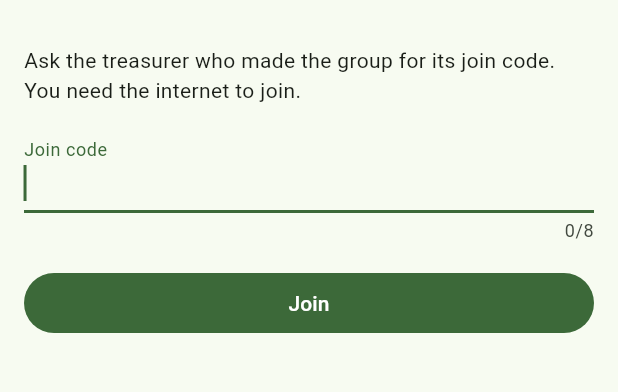
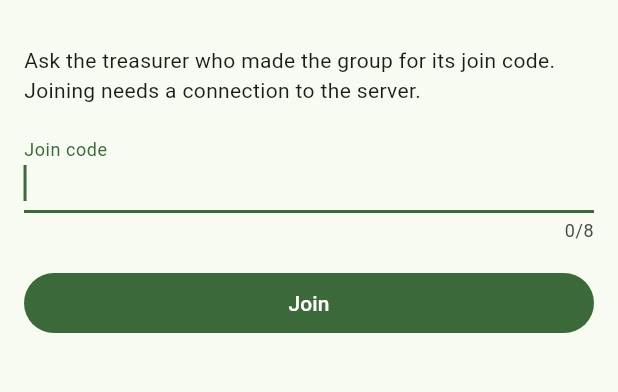
Before and after one commit to lucy-kevin/VSLA-Ledger, a Flutter app: the JoinGroupScreen screen opened by its route, on a phone screen of 412 x 824 dp, the part 63-455 px from its top. Run offline on Flutter 3.47's test engine with Material 3 defaults, Android fonts, the phone set to English and light mode, and no system bars; our stand-ins replace cloud_firestore, connectivity_plus, drift, drift_flutter, firebase_core, flutter_riverpod and 4 more; missing offline and left inert: sqlite3, workmanager; accounts and stored records are empty; generated files the repository leaves out were written again.

Commit message:
fix: say joining needs a connection to the server, not the internet
With PocketBase on a laptop and a phone hotspot, there may be no internet
at all; the phone only needs to reach the server.

```diff
--- a/lib/core/groups/join_group.dart
+++ b/lib/core/groups/join_group.dart
@@ -26,8 +26,8 @@ class GroupNotFound extends JoinResult {
   const GroupNotFound();
 }
 
-/// The server could not be reached. Joining is the one thing that needs the
-/// internet: the phone has nothing to show until it has the group.
+/// The server could not be reached. Joining is the one thing that needs a
+/// connection: the phone has nothing to show until it has the group.
 class JoinNeedsConnection extends JoinResult {
   const JoinNeedsConnection();
 }
--- a/lib/l10n/app_en.arb
+++ b/lib/l10n/app_en.arb
@@ -20,12 +20,12 @@
 
   "joinGroupButton": "Join a group",
   "joinGroupTitle": "Join a group",
-  "joinGroupHelp": "Ask the treasurer who made the group for its join code. You need the internet to join.",
+  "joinGroupHelp": "Ask the treasurer who made the group for its join code. Joining needs a connection to the server.",
   "joinCodeLabel": "Join code",
   "joinButton": "Join",
   "joinCodeInvalid": "A join code has 6 letters and numbers.",
   "joinGroupNotFound": "No group has that code. Check it, or ask the treasurer to sync their phone first.",
-  "joinGroupNeedsConnection": "Joining needs the internet. Connect and try again.",
+  "joinGroupNeedsConnection": "Joining needs a connection to the server. Connect and try again.",
 
   "joinCode": "Join code: {code}",
   "@joinCode": {
```
Also changed, not shown: 1 other file.
